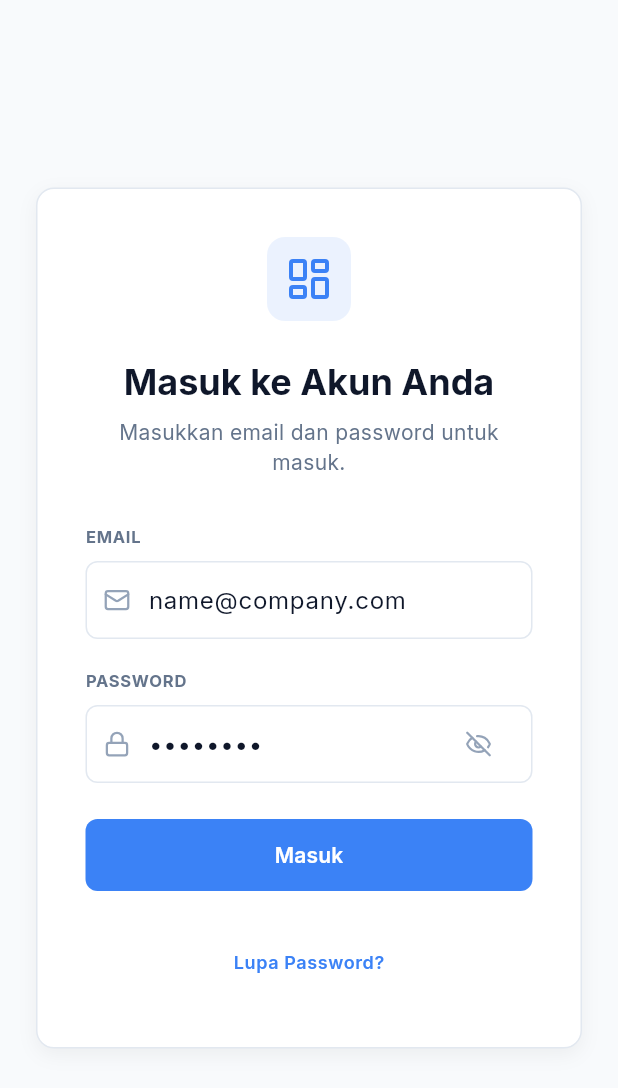
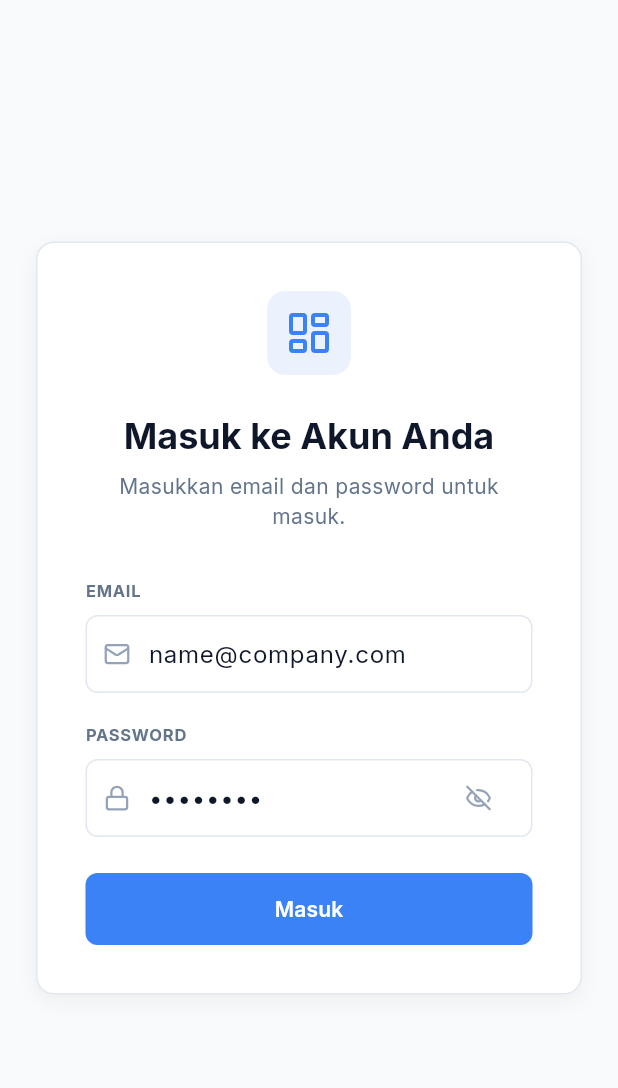
Before and after one commit to faizlzm/cashier-flutter-app, a Flutter app: the screen it shows after launch, on a phone screen of 412 x 824 dp. Shown: the top 1088 px of the screen. Run offline on Flutter 3.47's test engine with Material 3 defaults, Android fonts, the phone set to English and light mode, and no system bars; our stand-ins replace connectivity_plus, device_info_plus, dio, flutter_riverpod, flutter_secure_storage, go_router and 3 more; accounts and stored records are empty.

```diff
--- a/lib/core/router/app_router.dart
+++ b/lib/core/router/app_router.dart
@@ -4,7 +4,7 @@ import 'package:go_router/go_router.dart';
 import '../../presentation/layouts/main_layout.dart';
 import '../../presentation/pages/auth/login_page.dart';
 import '../../presentation/pages/auth/register_page.dart';
-import '../../presentation/pages/auth/forgot_password_page.dart';
+
 import '../../presentation/pages/dashboard/dashboard_page.dart';
 import '../../presentation/pages/pos/pos_page.dart';
 import '../../presentation/pages/pos/checkout_page.dart';
@@ -18,7 +18,7 @@ final _rootKey = GlobalKey<NavigatorState>();
 final _shellKey = GlobalKey<NavigatorState>();
 
 /// Auth paths that don't require authentication
-const _authPaths = ['/login', '/register', '/forgot-password'];
+const _authPaths = ['/login', '/register'];
 
 /// Create the app router with auth redirect support
 GoRouter createAppRouter(WidgetRef ref) {
@@ -54,10 +54,6 @@ GoRouter createAppRouter(WidgetRef ref) {
       // Auth routes (without sidebar)
       GoRoute(path: '/login', builder: (_, __) => const LoginPage()),
       GoRoute(path: '/register', builder: (_, __) => const RegisterPage()),
-      GoRoute(
-        path: '/forgot-password',
-        builder: (_, __) => const ForgotPasswordPage(),
-      ),
 
       // Main routes (with sidebar)
       ShellRoute(
--- a/lib/presentation/pages/auth/login_page.dart
+++ b/lib/presentation/pages/auth/login_page.dart
@@ -196,19 +196,6 @@ class _LoginPageState extends ConsumerState<LoginPage> {
                       fullWidth: true,
                       size: BtnSize.lg,
                     ),
-                    const SizedBox(height: 24),
-                    TextButton(
-                      onPressed: isLoading
-                          ? null
-                          : () => context.go('/forgot-password'),
-                      child: Text(
-                        'Lupa Password?',
-                        style: theme.textTheme.bodySmall?.copyWith(
-                          color: cs.primary,
-                          fontWeight: FontWeight.w600,
-                        ),
-                      ),
-                    ),
                   ],
                 ),
               ),
@@ -245,8 +232,4 @@ class _LoginPageState extends ConsumerState<LoginPage> {
       ),
     );
   }
-
-
-
-
 }
```
Also changed, not shown: lib/presentation/pages/auth/forgot_password_page.dart (deleted, +0 -103 lines).
